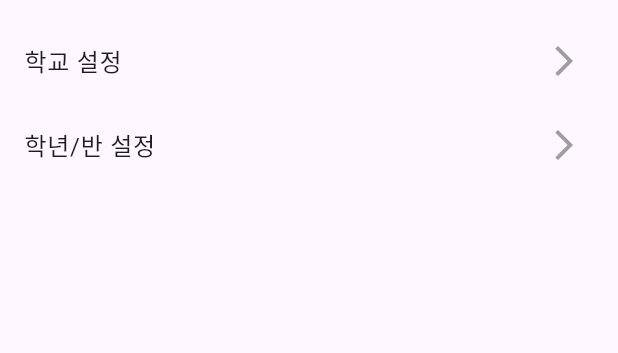
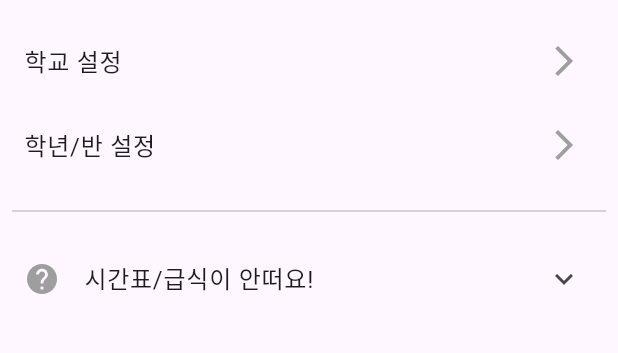
Before and after one commit to pybsh/school_widget, a Flutter app: the screen it shows after launch, item 2 of the bottom bar chosen, on a phone screen of 412 x 824 dp, the part 65-418 px from its top. Run offline on Flutter 3.47's test engine with Material 3 defaults, Android fonts, the light colour scheme and no system bars; our stand-ins replace shared_preferences; missing offline and left inert: home_widget; network calls fail.

Commit message:
work in progress

```diff
--- a/lib/screens/setting.dart
+++ b/lib/screens/setting.dart
@@ -1,13 +1,7 @@
-import 'dart:convert';
-
+import 'package:flutter/cupertino.dart';
 import 'package:flutter/material.dart';
-import 'package:school_widget/models/user_school_info.dart';
 import 'package:school_widget/screens/settings/grade_class.dart';
 import 'package:school_widget/screens/settings/school.dart';
-import 'package:school_widget/services/fetch_meal.dart';
-import 'package:school_widget/services/fetch_timetable.dart';
-import 'package:school_widget/util/widget_service.dart';
-import 'package:shared_preferences/shared_preferences.dart';
 
 class SettingScreen extends StatefulWidget {
   const SettingScreen({super.key});
@@ -28,6 +22,7 @@ class _SettingScreenState extends State<SettingScreen> {
         ),
       ),
       body: ListView(
+        physics: NeverScrollableScrollPhysics(),
         children: [
           Theme(
             data: ThemeData(
@@ -41,7 +36,9 @@ class _SettingScreenState extends State<SettingScreen> {
               onTap: () {
                 Navigator.push(
                   context,
-                  MaterialPageRoute(builder: (context) => const SchoolScreen()),
+                  CupertinoPageRoute(
+                    builder: (context) => const SchoolScreen(),
+                  ),
                 );
               },
             ),
@@ -58,11 +55,36 @@ class _SettingScreenState extends State<SettingScreen> {
               onTap: () {
                 Navigator.push(
                   context,
-                  MaterialPageRoute(
+                  CupertinoPageRoute(
                     builder: (context) => const GradeClassScreen(),
                   ),
                 );
               },
+            ),
+          ),
+          Padding(padding: const EdgeInsets.all(8.0), child: Divider()),
+          Theme(
+            data: ThemeData(
+              splashColor: Colors.transparent,
+              highlightColor: Colors.transparent,
+            ),
+            child: ExpansionTile(
+              shape: const Border(),
+              enableFeedback: false,
+              leading: Icon(Icons.help, color: Colors.grey),
+              title: Text("시간표/급식이 안떠요!"),
+              children: [
+                Padding(
+                  padding: const EdgeInsets.symmetric(horizontal: 16.0),
+                  child: Column(
+                    children: [
+                      Text("데이터는 나이스 교육정보 개방 포털에서 가져와요!"),
+                      Text("나이스에 정보가 없거나, 학교 정보가 잘못 입력되었을 수 있어요."),
+                      Text("학기 초에는 학교 사정에 따라 시간표 데이터가 없을 수 있어요."),
+                    ],
+                  ),
+                ),
+              ],
             ),
           ),
         ],
--- a/pubspec.yaml
+++ b/pubspec.yaml
@@ -1,5 +1,5 @@
 name: school_widget
-description: "A new Flutter project."
+description: "School Widget for Korean"
 # The following line prevents the package from being accidentally published to
 # pub.dev using `flutter pub publish`. This is preferred for private packages.
 publish_to: 'none' # Remove this line if you wish to publish to pub.dev
```
Also changed, not shown: lib/screens/home.dart (+10 -2 lines), lib/services/fetch_timetable.dart (+6 -3 lines).
